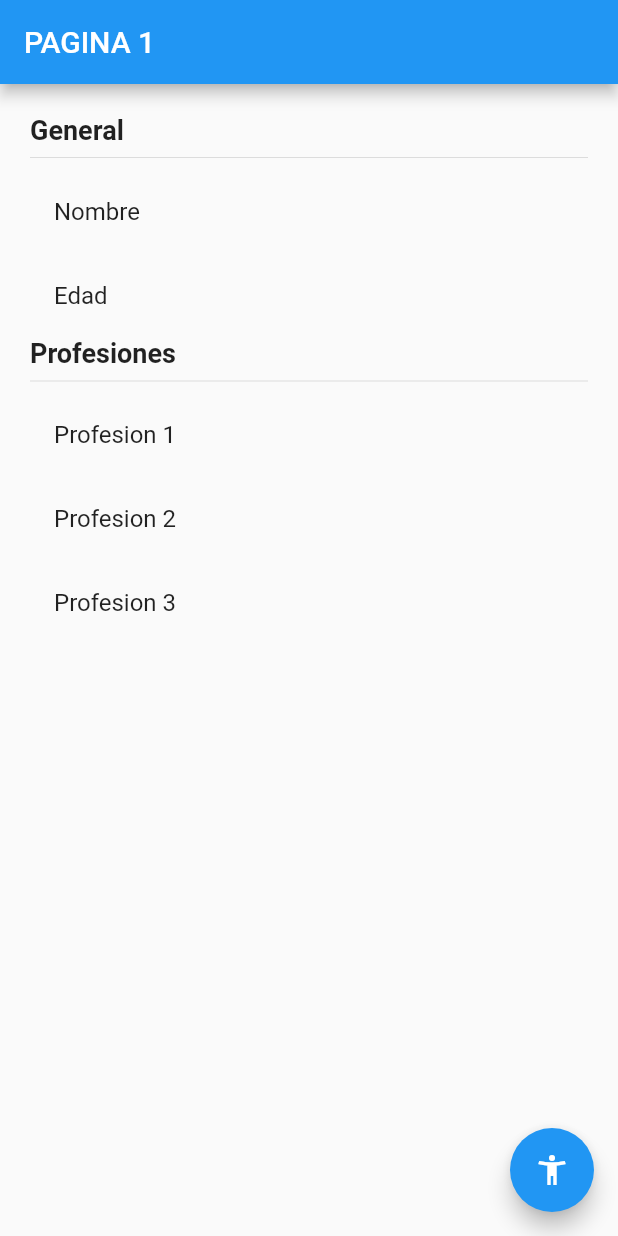
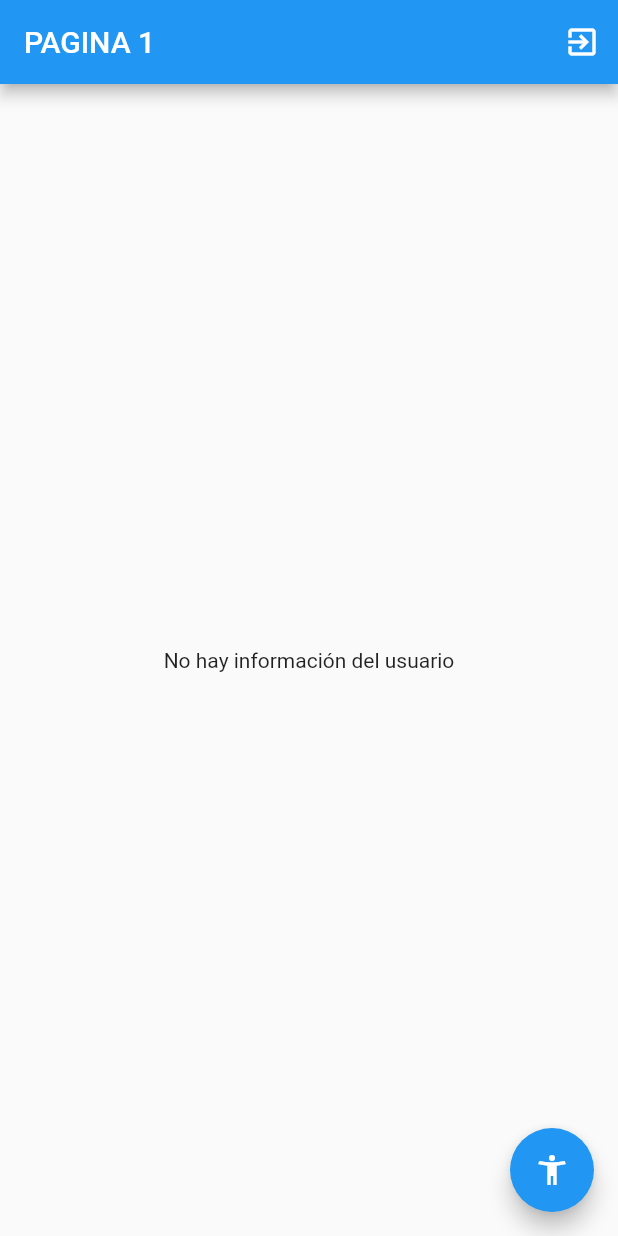
Before and after one commit to frithmatias/flutter_av_state_mgr, a Flutter app: the screen it shows after launch, on a phone screen of 412 x 824 dp. Run offline on Flutter 3.47's test engine with Material 2 defaults, Android fonts, the phone set to English and light mode, and no system bars; our stand-ins replace flutter_bloc.

Commit message:
Cubit Terminado

```diff
--- /dev/null
+++ b/lib/bloc/usuario/usuario_cubit.dart
@@ -0,0 +1,54 @@
+// import 'package:flutter/material.dart';
+import 'package:estados_app/models/usuario.dart';
+import 'package:meta/meta.dart';
+import 'package:flutter_bloc/flutter_bloc.dart';
+part 'usuario_state.dart';
+
+class UsuarioCubit extends Cubit<UsuarioState> {
+  // Cubit necesita especificar el tipo y un estado inicial
+  // UsuarioCubit(int initialState) : super(initialState);
+  // Pero no vamos a manejar primitivos como un entero, sino estados que tiene varias propiedades
+  UsuarioCubit() : super(UsuarioInitialState());
+
+  void pasarEstadoActivo(Usuario user) {
+    // emito el nuevo estado con emit() que es un metodo heredado de cubit, Pagina 1 está escuchando
+    // los cambios con BlocBuilder
+    emit(UsuarioActivo(user));
+  }
+
+  void cambiarEdad(int edad) {
+    // emito el nuevo estado con emit() que es un metodo heredado de cubit, Pagina 1 está escuchando
+    // los cambios con BlocBuilder
+    final currentState = state;
+
+    // Verifico si el usuario está activo, porque si no existe usuario me va a dar error
+
+    if (currentState is UsuarioActivo) {
+      // currentState.usuario.edad = edad;
+      // emit(UsuarioActivo(currentState.usuario));
+
+      // para que page1 reciba los cambios tengo que emitir el nuevo estado, y en teoría esto funciona
+      // bien, el problema de hacer esto es que el estado está MUTANDO y yo necesito enviar un nuevo estado.
+
+      // para evitar esto, voy a crear un metodo en el modelo que se llame copyWith y me devueva un nuevo usuario.
+      final newUser = currentState.usuario.copyWith(edad: 30);
+      emit(UsuarioActivo(
+          newUser)); // regresamos un NUEVO ESTADO y no la MUTACION del estado anterior
+    }
+  }
+
+  void agregarProfesion(String profesion) {
+    final currentState = state;
+    if (currentState is UsuarioActivo) {
+      final List<String> profesiones = currentState.usuario.profesiones;
+      profesiones.add(profesion);
+      final newUser = currentState.usuario.copyWith(profesiones: profesiones);
+      emit(UsuarioActivo(newUser));
+    }
+  }
+
+
+  void eliminarUsuario(){
+    emit(UsuarioInitialState());
+  }
+}
--- /dev/null
+++ b/lib/bloc/usuario/usuario_state.dart
@@ -0,0 +1,39 @@
+part of 'usuario_cubit.dart';
+
+/// Con Cubit vamos a manejar los estados INMUTABLES es decir no van a cambiar
+/// Todos los estados tienen que tener relación entre si, esto no significa que la data
+/// tenga que ser congruente porque pueden ser usuarios distintos, que un estado tenga
+/// una propiedad booleana y el otro no, etc. Lo importante es que le digamos a nuestro
+/// Cubit que TIPO DE ESTADO es, poder decirle que tipo de clase es el estado al que yo
+/// me quiero mover. Para esto vamos a crear una clase abstracta.
+
+/// @immutable: no quiero que cambie, para esto es necesario importar en mi PART OF
+/// (usuario_cubit.dart) la librería de material, pero podríamos también solo importar la
+/// librería de los metatags > import 'package:meta/meta.dart';
+@immutable
+abstract class UsuarioState {}
+
+/// Estado inicial de mi aplicación: Vamos a definir todas las propiedades que el usuario
+/// inicial tiene, por ejemplo necesito definir que en el estado inicial no existe usuario.
+class UsuarioInitialState extends UsuarioState {
+  final existeUsuario = false;
+
+  @override
+  String toString(){
+    return 'UsuarioInicial: existeUsuario: false';
+  }
+}
+
+
+/// Al extender de UsuarioState ahora le puedo enviar las propiedades a mi UsuarioCubit
+/// extendiendolo también de UsuarioState.
+/// class UsuarioCubit extends Cubit< [[UsuarioState]] > {
+
+/// Creamos un nuevo ESTADO, que puede ser de un usuario activo
+class UsuarioActivo extends UsuarioState {
+  final existeUsuario = true;
+  final Usuario usuario;
+  /// voy a inicializarla en el único lugar donde podemos inicializar una propiedad FINAL, que es
+  /// en el constructor.
+  UsuarioActivo(this.usuario);
+}
--- a/lib/main.dart
+++ b/lib/main.dart
@@ -1,6 +1,8 @@
+import 'package:estados_app/bloc/usuario/usuario_cubit.dart';
 import 'package:estados_app/pages/pagina1_page.dart';
 import 'package:estados_app/pages/pagina2_page.dart';
 import 'package:flutter/material.dart';
+import 'package:flutter_bloc/flutter_bloc.dart';
 
 void main() => runApp(const MyApp());
 
@@ -9,7 +11,26 @@ class MyApp extends StatelessWidget {
 
   @override
   Widget build(BuildContext context) {
-    return MaterialApp(
+
+    /// Con CTRL+. sobre MaterialApp vamos a ver muchos gestores que NO vamos a usar por ahora,
+    /// como BlocBuilder, BlocSelector, BlocListener, BlocConsumer y BlocProvider.
+    /// Por ahora lo vamos a hacer manualmente con CTRL+. > Wrap with Widget > MultiBlocProvider
+    /// Que es como MultiProvider pero en lugar de servicios vamos a poner Cubits.
+    return MultiBlocProvider(
+      providers: [
+
+        // Voy a inicializar el estado inicial de mis Cubits. Con esto todos los widgets de mi
+        // aplicación ya saben que existe una instancia de mi UsuarioCubit dentro del context.
+        BlocProvider(create: (_) => UsuarioCubit())
+
+        // Similar a como hacíamos con
+        // return MultiProvider(
+        // providers:[
+        //  ChangeNotifierProvider(create: ( _ ) => MoviesProvider(), lazy: false)
+        // ])
+
+      ],
+      child: MaterialApp(
         debugShowCheckedModeBanner: false,
         title: 'Material App',
         initialRoute: 'pagina1',
@@ -17,6 +38,7 @@ class MyApp extends StatelessWidget {
           'pagina1': (_) => const Pagina1Page(),
           'pagina2': (_) => const Pagina2Page(),
         }
+      ),
     );
   }
 }
--- a/lib/models/usuario.dart
+++ b/lib/models/usuario.dart
@@ -1,13 +1,24 @@
 
 
 class Usuario {
-  String nombre;
-  int edad;
-  List<String> profesiones;
+  final String nombre;
+  final int edad;
+  final List<String> profesiones;
 
   Usuario({
     required this.nombre,
     required this.edad,
     required this.profesiones
-  })
+  });
+
+  // Cuando cambio una propiedad tengo que crear un NUEVO usuario, esto soluciona el problema
+  // de que no puedo cambiar propiedades definidas como FINAL
+  Usuario copyWith({ String? nombre, int? edad, List<String>? profesiones }){
+    return Usuario(
+      // si no recibo un valor como argumento voy a usar el que tiene la instancia
+      nombre: nombre ?? this.nombre,
+      edad : edad ?? this.edad,
+      profesiones: profesiones ?? this.profesiones
+    );
+  }
 }
--- a/lib/pages/pagina1_page.dart
+++ b/lib/pages/pagina1_page.dart
@@ -1,13 +1,33 @@
+// ignore_for_file: avoid_print
+
+import 'package:estados_app/bloc/usuario/usuario_cubit.dart';
+import 'package:estados_app/models/usuario.dart';
 import 'package:flutter/material.dart';
+import 'package:flutter_bloc/flutter_bloc.dart';
 
 class Pagina1Page extends StatelessWidget {
   const Pagina1Page({Key? key}) : super(key: key);
 
   @override
   Widget build(BuildContext context) {
+    final usuarioCubit = context.read<UsuarioCubit>();
+
+
     return Scaffold(
-      appBar: AppBar(title: const Text('PAGINA 1')),
-      body: const InfoUsuario(),
+      appBar: AppBar(
+        actions: [
+          IconButton(
+            icon: const Icon(Icons.exit_to_app),
+            onPressed: (){
+              usuarioCubit.eliminarUsuario();
+            }
+          )
+        ],
+        title: const Text('PAGINA 1')
+        ),
+
+      // body: const InfoUsuario(),
+      body: const MyBody(), // Extraigo el Widget porque el código crecio mucho
       floatingActionButton: FloatingActionButton(
         child: const Icon( Icons.accessibility_new),
         onPressed: () {
@@ -18,8 +38,57 @@ class Pagina1Page extends StatelessWidget {
   }
 }
 
+class MyBody extends StatelessWidget {
+// Este Widget se construye en base al estado del Cubit
+
+  const MyBody({
+    Key? key,
+  }) : super(key: key);
+
+  @override
+  Widget build(BuildContext context) {
+    return BlocBuilder<UsuarioCubit,UsuarioState>(builder: (_, state){
+
+      // Todos los builders tienen que regresar un Widget
+
+      print(state);
+      // Antes de hacer click en ESTABLECER USUARIO en PAGINA 2
+      // > Instance of 'UsuarioInitialState'
+      // Después de hacer click en ESTABLECER USUARIO en PAGINA 2
+      // > Instance of 'UsuarioActivo'
+
+      // Si yo no quiero que me devuelva Instance of 'UsuarioInitialState', sino un texto con detalles
+      // sobre el estado, en USUARIO_STATE.DART en la clase UsuarioInitialState hago un override de toString()
+      // y así puedo devolver un string con la descripción de mi estado.
+      // @override
+      // String toString(){
+      //   return 'UsuarioInicial: existeUsuario: false';
+      // }
+
+
+      // También podría hacer un Switch con ->
+      // switch(state.runtimeType){
+      // }
+      if(state is UsuarioInitialState){ // si es una instancia de la clase UsuarioInitialState
+        return const Center(child: Text('No hay información del usuario'));
+      } else {
+        state as UsuarioActivo;
+        // aquí, state es una instancia de UsuarioActivo que tiene una propiedad usuario PERO si yo
+        // hago state.usuario me va a dar un error tengo que decirle a dart que es de tipo UsuarioActivo
+        // puedo hacer un -> else if(state is UsuarioActivo) o definiendolo con -> state as UsuarioActivo;
+        return InfoUsuario(state.usuario);
+      }
+
+      // return const InfoUsuario();
+    });
+  }
+}
+
 class InfoUsuario extends StatelessWidget {
-  const InfoUsuario({
+
+  final Usuario usuario;
+
+  const InfoUsuario(this.usuario, {
     Key? key,
   }) : super(key: key);
 
@@ -32,16 +101,16 @@ class InfoUsuario extends StatelessWidget {
       child: Column(
         crossAxisAlignment: CrossAxisAlignment.start,
         mainAxisAlignment: MainAxisAlignment.start,
-        children: const [
-          Text('General', style: TextStyle( fontSize: 18, fontWeight: FontWeight.bold)),
-          Divider(),
-          ListTile( title: Text('Nombre')),
-          ListTile( title: Text('Edad')),
-          Text('Profesiones', style: TextStyle( fontSize: 18, fontWeight: FontWeight.bold)),
-          Divider(),
-          ListTile( title: Text('Profesion 1')),
-          ListTile( title: Text('Profesion 2')),
-          ListTile( title: Text('Profesion 3')),
+        children: [
+          const Text('General', style: TextStyle( fontSize: 18, fontWeight: FontWeight.bold)),
+          const Divider(),
+          ListTile( title: const Text('Nombre'), subtitle: Text(usuario.nombre)),
+          ListTile( title: const Text('Edad'), subtitle: Text(usuario.edad.toString())),
+          const Text('Profesiones', style: TextStyle( fontSize: 18, fontWeight: FontWeight.bold)),
+          const Divider(),
+          Column(
+            children: usuario.profesiones.map((profesion) => ListTile( title: Text(profesion))).toList(),
+          )
 
 
         ],
--- a/pubspec.yaml
+++ b/pubspec.yaml
@@ -34,6 +34,7 @@ dependencies:
   # The following adds the Cupertino Icons font to your application.
   # Use with the CupertinoIcons class for iOS style icons.
   cupertino_icons: ^1.0.2
+  flutter_bloc: ^7.1.0
 
 dev_dependencies:
   flutter_test:
```
Also changed, not shown: lib/pages/pagina2_page.dart (+28 -3 lines), pubspec.lock. Lines whose indentation alone changed are shown as unchanged.
